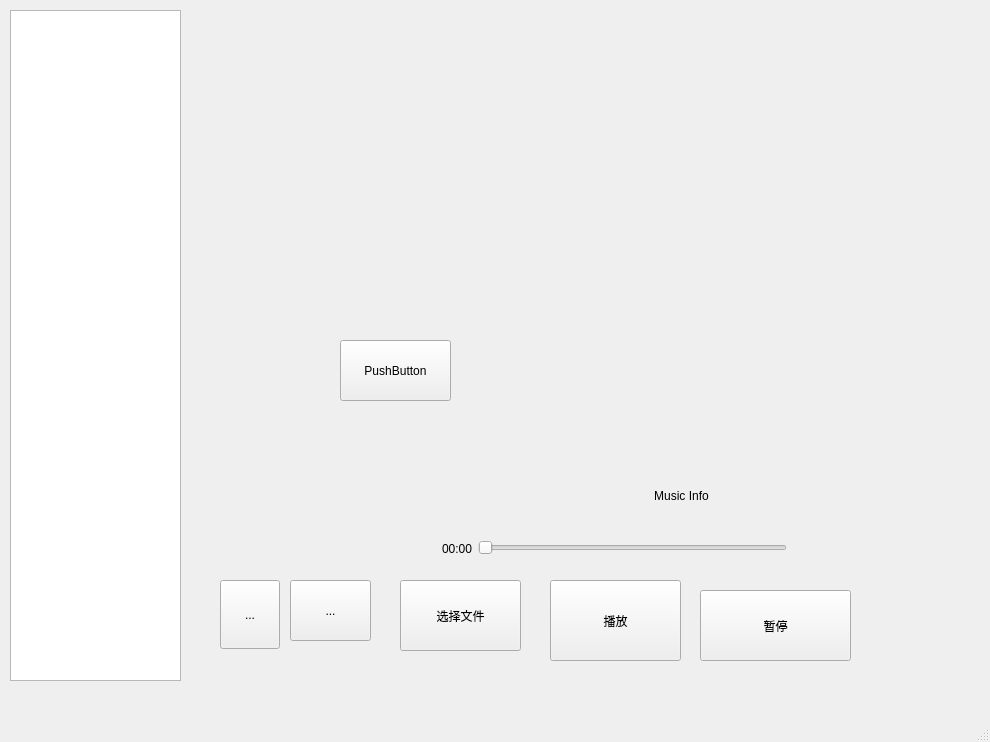
The window that MusicPlayer/mainwindow.ui (wutayiguo/MusicPlayer) describes before a commit, drawn with Qt 5.
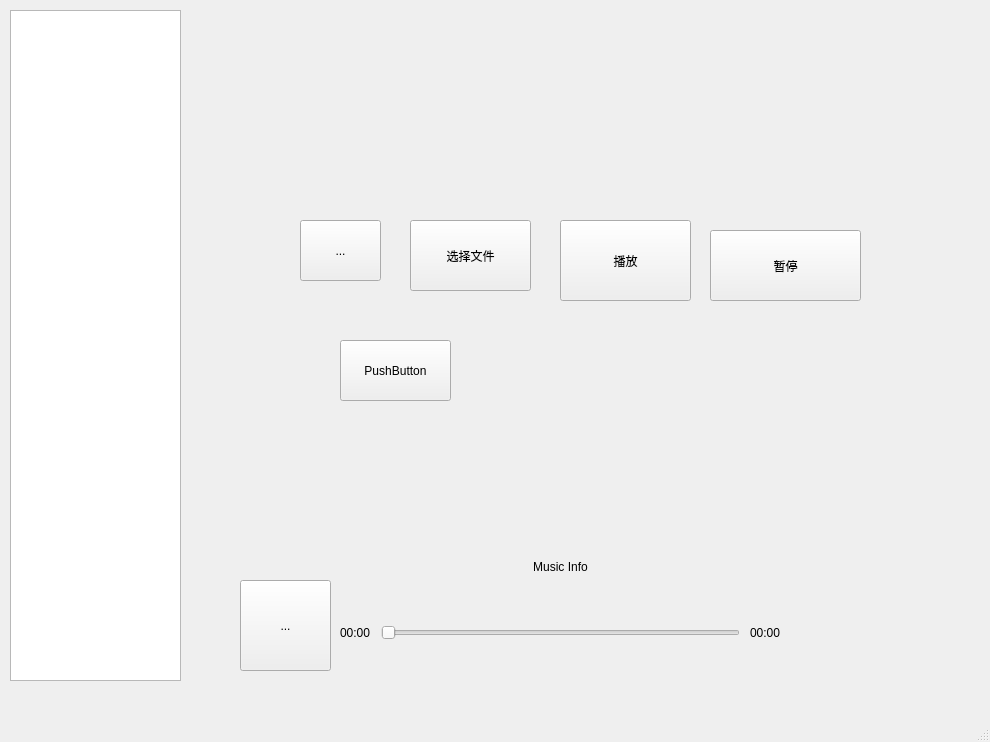
The same window after the commit.

Diff of the .ui file:
```diff
--- a/MusicPlayer/mainwindow.ui
+++ b/MusicPlayer/mainwindow.ui
@@ -17,8 +17,8 @@
    <widget class="QToolButton" name="tbOpen">
     <property name="geometry">
      <rect>
-      <x>290</x>
-      <y>580</y>
+      <x>300</x>
+      <y>220</y>
       <width>81</width>
       <height>61</height>
      </rect>
@@ -30,10 +30,10 @@
    <widget class="QToolButton" name="tbPlay">
     <property name="geometry">
      <rect>
-      <x>220</x>
+      <x>240</x>
       <y>580</y>
-      <width>60</width>
-      <height>69</height>
+      <width>91</width>
+      <height>91</height>
      </rect>
     </property>
     <property name="sizePolicy">
@@ -64,59 +64,11 @@
      <bool>true</bool>
     </property>
    </widget>
-   <widget class="QLabel" name="labPlayDurat">
-    <property name="geometry">
-     <rect>
-      <x>442</x>
-      <y>525</y>
-      <width>30</width>
-      <height>47</height>
-     </rect>
-    </property>
-    <property name="text">
-     <string>00:00</string>
-    </property>
-   </widget>
-   <widget class="QSlider" name="slider">
-    <property name="geometry">
-     <rect>
-      <x>478</x>
-      <y>537</y>
-      <width>309</width>
-      <height>22</height>
-     </rect>
-    </property>
-    <property name="orientation">
-     <enum>Qt::Horizontal</enum>
-    </property>
-   </widget>
-   <widget class="QLabel" name="labMusicInfo">
-    <property name="geometry">
-     <rect>
-      <x>490</x>
-      <y>490</y>
-      <width>383</width>
-      <height>12</height>
-     </rect>
-    </property>
-    <property name="sizePolicy">
-     <sizepolicy hsizetype="Preferred" vsizetype="Fixed">
-      <horstretch>0</horstretch>
-      <verstretch>0</verstretch>
-     </sizepolicy>
-    </property>
-    <property name="text">
-     <string>Music Info</string>
-    </property>
-    <property name="alignment">
-     <set>Qt::AlignCenter</set>
-    </property>
-   </widget>
    <widget class="QPushButton" name="pushButton_select">
     <property name="geometry">
      <rect>
-      <x>400</x>
-      <y>580</y>
+      <x>410</x>
+      <y>220</y>
       <width>121</width>
       <height>71</height>
      </rect>
@@ -128,8 +80,8 @@
    <widget class="QPushButton" name="pushButton_play">
     <property name="geometry">
      <rect>
-      <x>550</x>
-      <y>580</y>
+      <x>560</x>
+      <y>220</y>
       <width>131</width>
       <height>81</height>
      </rect>
@@ -141,8 +93,8 @@
    <widget class="QPushButton" name="pushButton_pause">
     <property name="geometry">
      <rect>
-      <x>700</x>
-      <y>590</y>
+      <x>710</x>
+      <y>230</y>
       <width>151</width>
       <height>71</height>
      </rect>
@@ -174,6 +126,65 @@
      </rect>
     </property>
    </widget>
+   <widget class="QWidget" name="verticalLayoutWidget">
+    <property name="geometry">
+     <rect>
+      <x>340</x>
+      <y>560</y>
+      <width>441</width>
+      <height>121</height>
+     </rect>
+    </property>
+    <layout class="QVBoxLayout" name="verticalLayout">
+     <property name="spacing">
+      <number>10</number>
+     </property>
+     <item>
+      <widget class="QLabel" name="labMusicInfo">
+       <property name="sizePolicy">
+        <sizepolicy hsizetype="Preferred" vsizetype="Fixed">
+         <horstretch>0</horstretch>
+         <verstretch>0</verstretch>
+        </sizepolicy>
+       </property>
+       <property name="text">
+        <string>Music Info</string>
+       </property>
+       <property name="alignment">
+        <set>Qt::AlignCenter</set>
+       </property>
+      </widget>
+     </item>
+     <item>
+      <layout class="QHBoxLayout" name="horizontalLayout">
+       <property name="spacing">
+        <number>10</number>
+       </property>
+       <item>
+        <widget class="QLabel" name="labPlayCurrentDurat">
+         <property name="text">
+          <string>00:00</string>
+         </property>
+        </widget>
+       </item>
+       <item>
+        <widget class="QSlider" name="slider">
+         <property name="orientation">
+          <enum>Qt::Horizontal</enum>
+         </property>
+        </widget>
+       </item>
+       <item>
+        <widget class="QLabel" name="labPlayDurat">
+         <property name="text">
+          <string>00:00</string>
+         </property>
+        </widget>
+       </item>
+      </layout>
+     </item>
+    </layout>
+   </widget>
   </widget>
   <widget class="QMenuBar" name="menubar">
    <property name="geometry">
```
